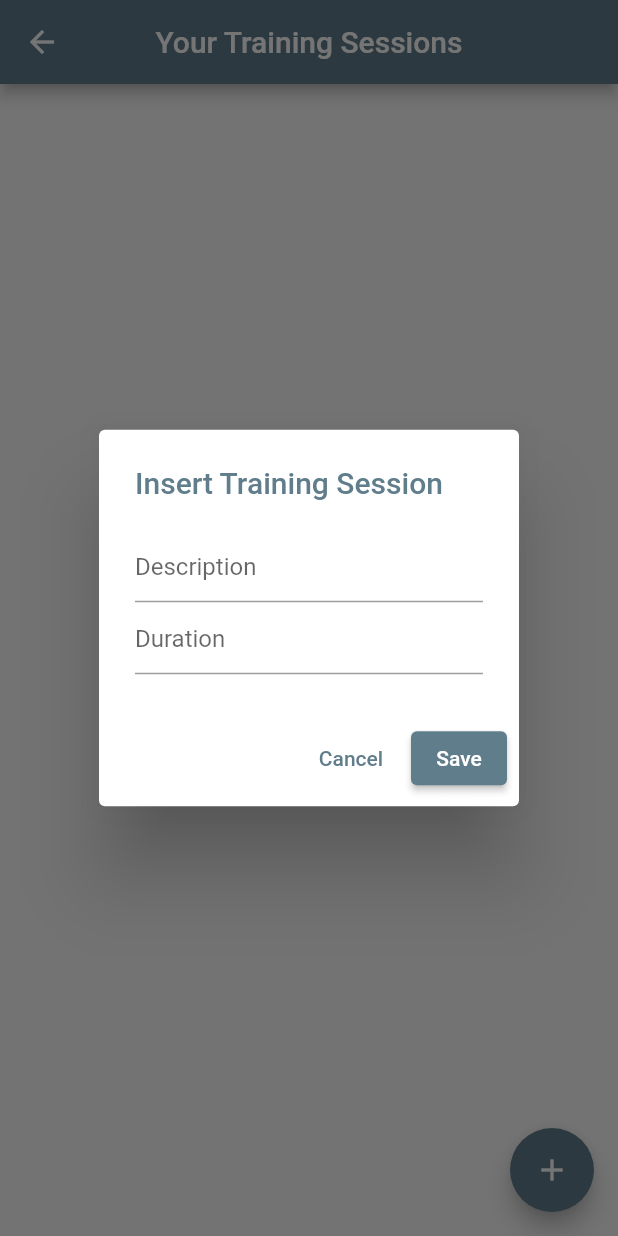
After one commit to 5alafawyyy/Globe-Fitness, a Flutter app: the SessionScreen screen opened by its route, after a tap on the "add" icon, on a phone screen of 412 x 824 dp. The commit adds this screen. Run offline on Flutter 3.47's test engine with Material 2 defaults, Android fonts, the light colour scheme and no system bars; our stand-ins replace shared_preferences; accounts and stored records are empty.

Commit message:
finish the training sessions with shared preferences

```diff
--- a/lib/data/http_helper.dart
+++ b/lib/data/http_helper.dart
@@ -28,7 +28,7 @@ class HttpHelper {
 
     http.Response response = await http.get(uri);
 
-    // Convert Json Map to Dart Map
+    // Convert Map into a String
     Map<String, dynamic> data = jsonDecode(response.body);
 
     Weather weather = Weather.fromJson(data);
--- /dev/null
+++ b/lib/data/session.dart
@@ -0,0 +1,29 @@
+class Session {
+  int id = 0;
+  String date = '';
+  String description = '';
+  int duration = 0;
+
+  Session(
+    this.id,
+    this.date,
+    this.description,
+    this.duration,
+  );
+
+  Session.fromJson(Map<String, dynamic> json) {
+    id = json['id'] ?? 0;
+    date = json['date'] ?? '';
+    description = json['description'] ?? '';
+    duration = json['duration'] ?? 0;
+  }
+
+  Map<String, dynamic> toJson() {
+    return {
+      'id': id,
+      'date': date,
+      'description': description,
+      'duration': duration,
+    };
+  }
+}
--- /dev/null
+++ b/lib/data/sp_helper.dart
@@ -0,0 +1,63 @@
+import 'dart:convert';
+import 'dart:developer';
+
+import 'package:pluralsight_course_1/data/session.dart';
+import 'package:shared_preferences/shared_preferences.dart';
+
+class SPHelper {
+// Static instance of Shared Prefrences
+  static late SharedPreferences prefs;
+
+  Future init() async {
+    prefs = await SharedPreferences.getInstance();
+  }
+
+  /// Store the Session object to the SharedPrefrences.
+  /// But we can not save objects, so we convert it into String
+  /// Map to String using [json.ecode] : to transform this object into a Map.
+  Future writeSession(Session session) async {
+    prefs.setString(
+      session.id.toString(),
+      jsonEncode(
+        session.toJson(),
+      ),
+    );
+  }
+
+  // To retreive all the sessions in the Shared Prefrences to user
+  List<Session> getSessions() {
+    List<Session> sessions = [];
+
+    // To get all Keys from Shared Prefrences
+    /// the main differnet between Set and List: the Set is Un-Ordered list,
+    /// but List is Ordered
+    /// in Shared Prefrences all data is Un Ordered
+    Set<String> keys = prefs.getKeys();
+    keys.forEach((String key) {
+      if (key != 'counter') {
+        Session session = Session.fromJson(
+          json.decode(prefs.getString(key) ?? ''),
+        );
+        sessions.add(session);
+      }
+    });
+    return sessions;
+  }
+
+  // To solve the problem of the ID by setting the counter with new index
+  Future setCounter() async {
+    int counter = prefs.getInt('counter') ?? 0;
+    counter++;
+    await prefs.setInt('counter', counter);
+  }
+
+  // To get the current  ID
+  int getCounter() {
+    return prefs.getInt('counter') ?? 0;
+  }
+
+  // Delete Session
+  Future deleteSession(int id) async {
+    await prefs.remove(id.toString());
+  }
+}
--- a/lib/main.dart
+++ b/lib/main.dart
@@ -1,9 +1,10 @@
 import 'package:flutter/material.dart';
 import 'package:pluralsight_course_1/screens/bmi_calculator.dart';
 import 'package:pluralsight_course_1/screens/intro_screen.dart';
+import 'package:pluralsight_course_1/screens/session_screen.dart';
 import 'package:pluralsight_course_1/screens/weather_screen.dart';
 
-void main() {
+void main() async {
   runApp(const MyApp());
 }
 
@@ -22,7 +23,8 @@ class MyApp extends StatelessWidget {
       routes: {
         '/': ((context) => const IntroScreen()),
         '/bmi': ((context) => BmiScreen()),
-        '/weather': ((context) => WeatherScreen()),
+        '/weather': ((context) => const WeatherScreen()),
+        '/training': ((context) => const SessionScreen()),
       },
     );
   }
--- /dev/null
+++ b/lib/screens/session_screen.dart
@@ -0,0 +1,147 @@
+import 'package:flutter/material.dart';
+import 'package:pluralsight_course_1/data/session.dart';
+import 'package:pluralsight_course_1/data/sp_helper.dart';
+
+class SessionScreen extends StatefulWidget {
+  const SessionScreen({Key? key}) : super(key: key);
+
+  @override
+  State<SessionScreen> createState() => _SessionScreenState();
+}
+
+class _SessionScreenState extends State<SessionScreen> {
+  List<Session> sessions = [];
+  final TextEditingController descController = TextEditingController();
+  final TextEditingController durationController = TextEditingController();
+  final SPHelper helper = SPHelper();
+
+  @override
+  void initState() {
+    helper.init().then((value) {
+      updateScreen();
+    });
+    super.initState();
+  }
+
+  @override
+  Widget build(BuildContext context) {
+    return Scaffold(
+      appBar: AppBar(
+        centerTitle: true,
+        title: const Text(
+          'Your Training Sessions',
+        ),
+      ),
+      body: ListView(
+        children: getContent(),
+      ),
+      floatingActionButton: FloatingActionButton(
+        onPressed: () {
+          showSessionDialog(context);
+        },
+        child: const Icon(
+          Icons.add,
+        ),
+      ),
+      // bottomNavigationBar: const MenuBottomNav(),
+    );
+  }
+
+  Future<dynamic> showSessionDialog(BuildContext context) async {
+    return showDialog(
+      context: context,
+      builder: ((BuildContext context) {
+        return AlertDialog(
+          title: Text(
+            'Insert Training Session',
+            style: TextStyle(
+              color: Theme.of(context).primaryColor,
+            ),
+          ),
+          content: SingleChildScrollView(
+            child: Column(
+              children: [
+                TextField(
+                  controller: descController,
+                  decoration: const InputDecoration(
+                    hintText: 'Description',
+                  ),
+                ),
+                TextField(
+                  controller: durationController,
+                  decoration: const InputDecoration(
+                    hintText: 'Duration',
+                  ),
+                ),
+              ],
+            ),
+          ),
+          actions: [
+            TextButton(
+              onPressed: () {
+                Navigator.pop(context);
+                descController.text = '';
+                durationController.text = '';
+              },
+              child: const Text('Cancel'),
+            ),
+            ElevatedButton(
+              onPressed: saveSession,
+              child: const Text('Save'),
+            ),
+          ],
+        );
+      }),
+      barrierDismissible: false,
+    );
+  }
+
+  Future saveSession() async {
+    DateTime now = DateTime.now();
+    String today = '${now.year}-${now.month}-${now.day}';
+    int id = helper.getCounter() + 1;
+    Session newSession = Session(
+      id,
+      today,
+      descController.text,
+      int.tryParse(durationController.text) ?? 0,
+    );
+    helper.writeSession(newSession).then((_) {
+      updateScreen();
+      helper.setCounter();
+    });
+    descController.text = '';
+    durationController.text = '';
+    Navigator.pop(context);
+  }
+
+  List<Widget> getContent() {
+    List<Widget> tiles = [];
+    sessions.forEach((session) {
+      tiles.add(
+        Dismissible(
+          key: UniqueKey(),
+          onDismissed: (_) {
+            helper.deleteSession(session.id).then(
+                  (_) => updateScreen(),
+                );
+          },
+          child: ListTile(
+            title: Text(
+              session.description,
+            ),
+            subtitle: Text(
+              '${session.date} - duration: ${session.duration} min',
+            ),
+          ),
+        ),
+      );
+    });
+    return tiles;
+  }
+
+  void updateScreen() {
+    sessions = helper.getSessions();
+    setState(() {});
+  }
+}
```
Also changed, not shown: lib/shared/menu_drawer.dart (+9 -3 lines).
